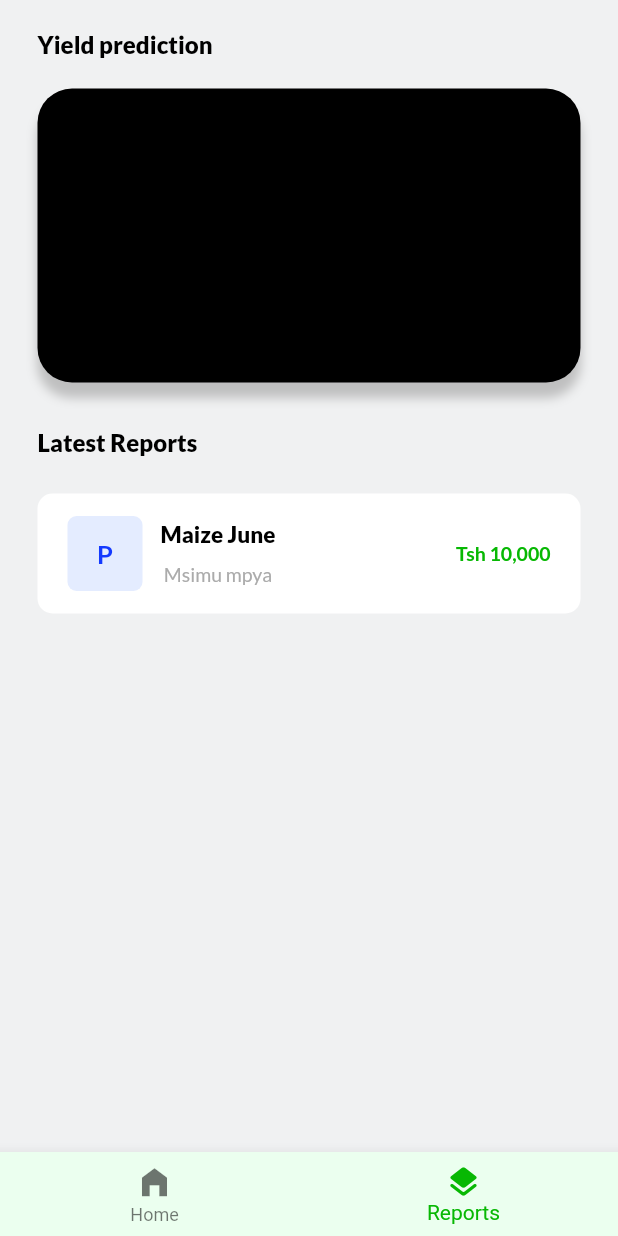
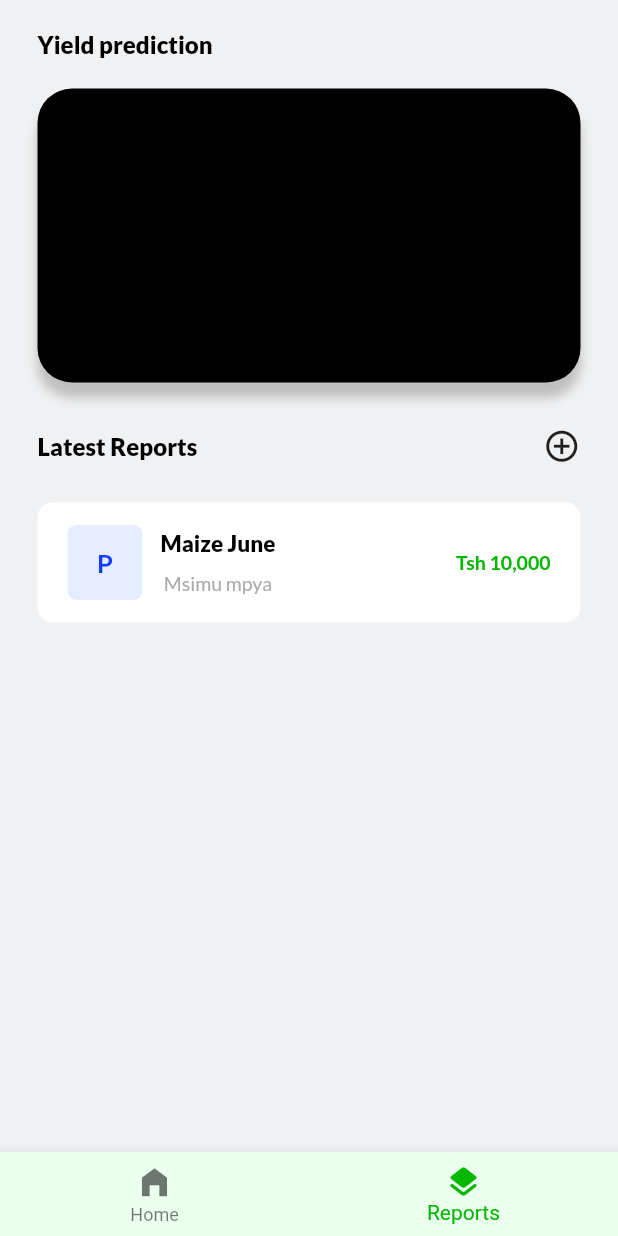
Before and after one commit to ProsperChihimba/agroapp, a Flutter app: the screen it shows after launch, item 2 of the bottom bar chosen, on a phone screen of 412 x 824 dp. Run offline on Flutter 3.47's test engine with Material 2 defaults, Android fonts, the phone set to English and light mode, and no system bars; our stand-ins replace gap, google_fonts.

Commit message:
Add: icon for adding new report

```diff
--- a/lib/Pages/RecordsPage/index.dart
+++ b/lib/Pages/RecordsPage/index.dart
@@ -24,20 +24,35 @@ class _RecordsPageState extends State<RecordsPage>
       child: Scaffold(
         backgroundColor: const Color(0xfff0f1f2),
         body: SingleChildScrollView(
-          child: Column(children: const [
+          child: Column(children: [
             //Title Container
-            Align(
+            const Align(
                 alignment: Alignment.topLeft,
                 child: Title(
                   title: 'Yield prediction',
                 )),
-            YieldPrediction(),
-            Gap(10),
-            Align(
-                alignment: Alignment.topLeft,
-                child: Title(title: "Latest Reports")),
-            Gap(5),
-            Reports()
+            const YieldPrediction(),
+            const Gap(10),
+            Row(
+              mainAxisAlignment: MainAxisAlignment.spaceBetween,
+              children: const [
+                Align(
+                  alignment: Alignment.topLeft,
+                  child: Title(title: "Latest Reports"),
+                ),
+                Padding(
+                  padding: EdgeInsets.fromLTRB(0.0, 20.0, 25.0, 0),
+                  child: Icon(
+                    Icons.add_circle_outline,
+                    size: 25,
+                    // color: HexColor('#436CFD'),
+                  ),
+                ),
+              ],
+            ),
+
+            const Gap(5),
+            const Reports()
           ]),
         ),
       ),
```
